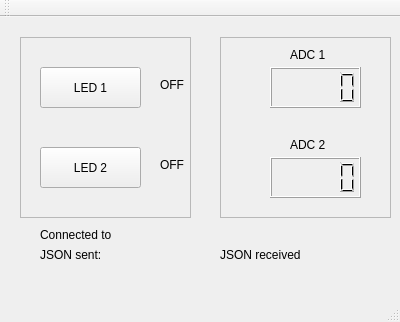
This is JSON_Arduino/mainwindow.ui in edmundormz/QT_Act_6_JSON_Arduino as Qt 5 draws it before an edit. The edited form follows.
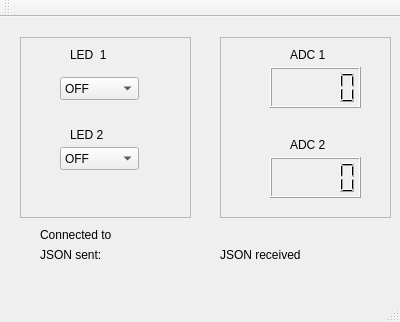
This is the edited form.

Diff of the .ui file:
```diff
--- a/JSON_Arduino/mainwindow.ui
+++ b/JSON_Arduino/mainwindow.ui
@@ -37,19 +37,6 @@
      </rect>
     </property>
    </widget>
-   <widget class="QPushButton" name="pushButton">
-    <property name="geometry">
-     <rect>
-      <x>40</x>
-      <y>50</y>
-      <width>101</width>
-      <height>41</height>
-     </rect>
-    </property>
-    <property name="text">
-     <string>LED 1</string>
-    </property>
-   </widget>
    <widget class="QLCDNumber" name="lcdN2">
     <property name="geometry">
      <rect>
@@ -60,45 +47,6 @@
      </rect>
     </property>
    </widget>
-   <widget class="QPushButton" name="pushButton_2">
-    <property name="geometry">
-     <rect>
-      <x>40</x>
-      <y>130</y>
-      <width>101</width>
-      <height>41</height>
-     </rect>
-    </property>
-    <property name="text">
-     <string>LED 2</string>
-    </property>
-   </widget>
-   <widget class="QLabel" name="lbLed1">
-    <property name="geometry">
-     <rect>
-      <x>160</x>
-      <y>60</y>
-      <width>59</width>
-      <height>15</height>
-     </rect>
-    </property>
-    <property name="text">
-     <string>OFF</string>
-    </property>
-   </widget>
-   <widget class="QLabel" name="lbLed2">
-    <property name="geometry">
-     <rect>
-      <x>160</x>
-      <y>140</y>
-      <width>59</width>
-      <height>15</height>
-     </rect>
-    </property>
-    <property name="text">
-     <string>OFF</string>
-    </property>
-   </widget>
    <widget class="QLabel" name="lbADC2">
     <property name="geometry">
      <rect>
@@ -153,6 +101,72 @@
     <property name="frameShadow">
      <enum>QFrame::Raised</enum>
     </property>
+    <widget class="QLabel" name="lbLed1">
+     <property name="geometry">
+      <rect>
+       <x>50</x>
+       <y>10</y>
+       <width>59</width>
+       <height>15</height>
+      </rect>
+     </property>
+     <property name="text">
+      <string>LED  1</string>
+     </property>
+    </widget>
+    <widget class="QLabel" name="lbLed2">
+     <property name="geometry">
+      <rect>
+       <x>50</x>
+       <y>90</y>
+       <width>59</width>
+       <height>15</height>
+      </rect>
+     </property>
+     <property name="text">
+      <string>LED 2</string>
+     </property>
+    </widget>
+    <widget class="QComboBox" name="comboBoxLed1">
+     <property name="geometry">
+      <rect>
+       <x>40</x>
+       <y>40</y>
+       <width>79</width>
+       <height>23</height>
+      </rect>
+     </property>
+     <item>
+      <property name="text">
+       <string>OFF</string>
+      </property>
+     </item>
+     <item>
+      <property name="text">
+       <string>ON</string>
+      </property>
+     </item>
+    </widget>
+    <widget class="QComboBox" name="comboBoxLed2">
+     <property name="geometry">
+      <rect>
+       <x>40</x>
+       <y>110</y>
+       <width>79</width>
+       <height>23</height>
+      </rect>
+     </property>
+     <item>
+      <property name="text">
+       <string>OFF</string>
+      </property>
+     </item>
+     <item>
+      <property name="text">
+       <string>ON</string>
+      </property>
+     </item>
+    </widget>
    </widget>
    <widget class="QFrame" name="frame_2">
     <property name="geometry">
@@ -201,8 +215,8 @@
      <rect>
       <x>40</x>
       <y>250</y>
-      <width>85</width>
-      <height>15</height>
+      <width>171</width>
+      <height>16</height>
      </rect>
     </property>
     <property name="text">
```
Left out of the diff: 12 changed lines with no effect on the pictures.
